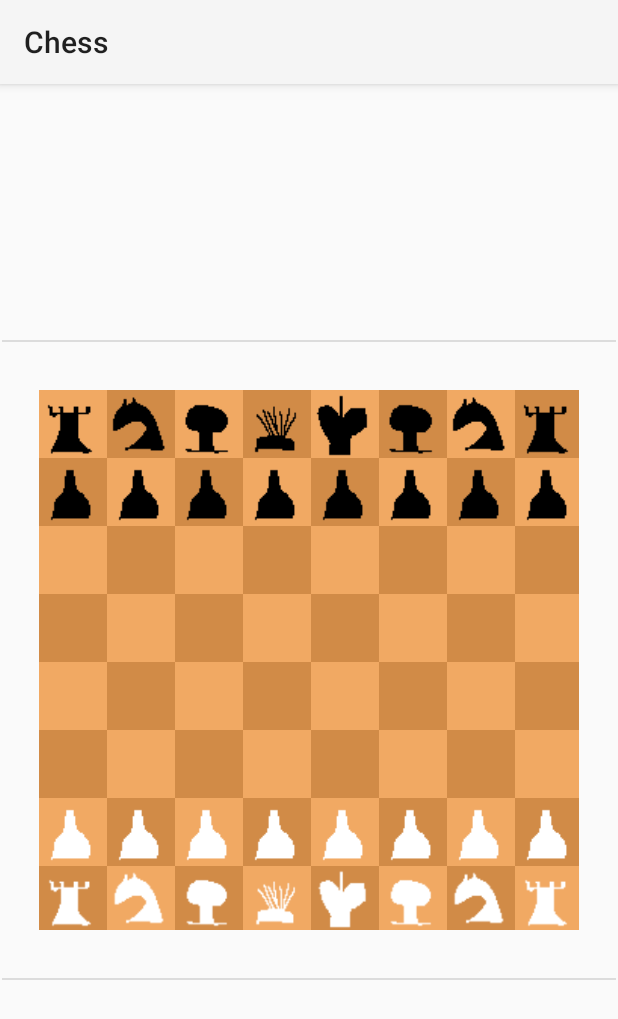
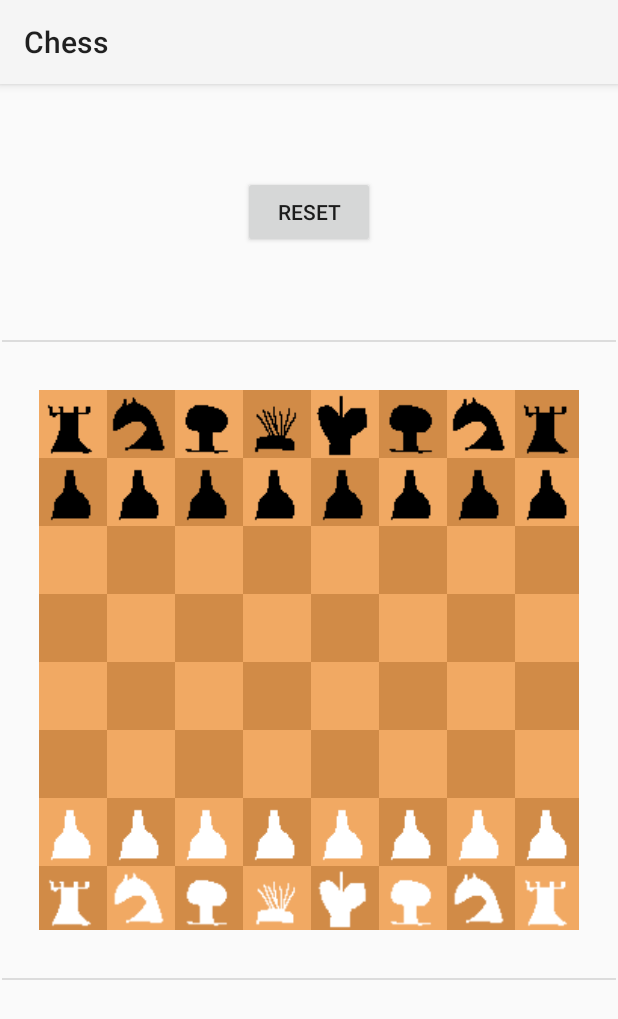
Before and after one commit to sejapoe/Chess, an Android app: the screen it shows after launch (MainActivity), on a phone screen of 412 x 824 dp. Shown: the top 1019 px of the screen. Run offline under Robolectric (Android 15) with nearby library versions, the phone set to English and light mode, and no system bars.

Commit message:
add reset button

```diff
--- a/app/src/main/java/com/sejapoe/chess/MainActivity.kt
+++ b/app/src/main/java/com/sejapoe/chess/MainActivity.kt
@@ -1,6 +1,7 @@
 package com.sejapoe.chess
 
 import android.os.Bundle
+import android.widget.Button
 import androidx.appcompat.app.AppCompatActivity
 import com.sejapoe.chess.game.board.Board
 
@@ -10,6 +11,10 @@ class MainActivity : AppCompatActivity() {
         setContentView(R.layout.activity_main)
 
         val board = Board(this)
+
+        findViewById<Button>(R.id.resetButton).setOnClickListener {
+            board.resetSetup()
+        }
         board.resetSetup()
     }
 }
--- a/app/src/main/res/layout/activity_main.xml
+++ b/app/src/main/res/layout/activity_main.xml
@@ -539,5 +539,12 @@
             app:layout_constraintBottom_toTopOf="@+id/tableLayout"
             android:layout_marginBottom="32dp" app:layout_constraintStart_toStartOf="parent"
             app:layout_constraintEnd_toEndOf="parent"/>
+    <Button
+            android:text="Reset"
+            android:layout_width="wrap_content"
+            android:layout_height="wrap_content" android:id="@+id/resetButton"
+            app:layout_constraintBottom_toTopOf="@+id/divider2"
+            app:layout_constraintTop_toTopOf="parent" app:layout_constraintStart_toStartOf="parent"
+            app:layout_constraintEnd_toEndOf="parent"/>
 
 </androidx.constraintlayout.widget.ConstraintLayout>
```
